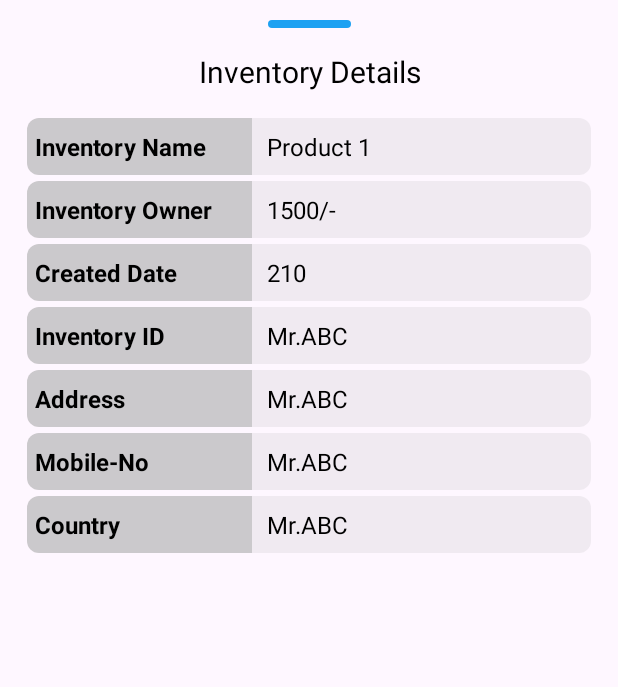
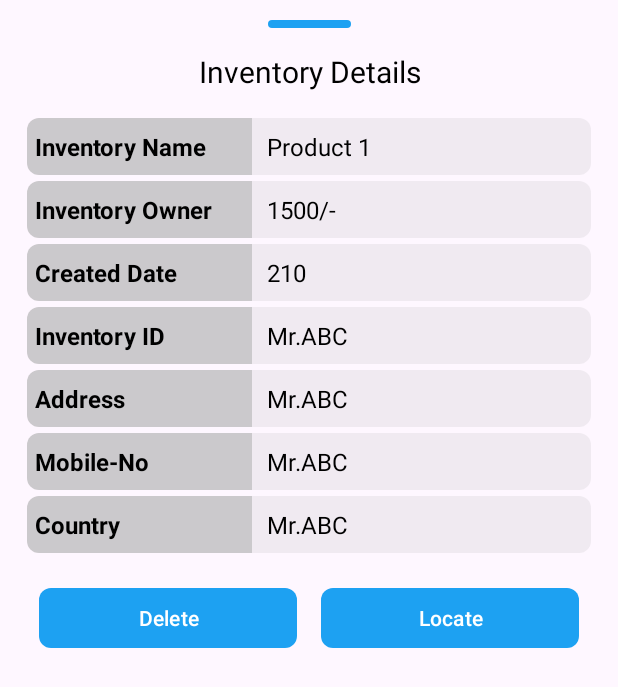
Before and after one commit to Vanshpanchal/IMS, an Android app built with Jetpack Compose: the layout preview_dialog_2.xml on its own in the app's theme, with its tools: preview values and no code run, on a phone screen of 412 x 824 dp. Shown: the top 687 px of the screen. Run offline under Robolectric (Android 15) with nearby library versions, the phone set to English and light mode, and no system bars; network calls fail.

Commit message:
Map Fragment and delete inventory Functionality Implemented

```diff
--- a/app/src/main/res/layout/preview_dialog_2.xml
+++ b/app/src/main/res/layout/preview_dialog_2.xml
@@ -16,7 +16,6 @@
         app:layout_constraintEnd_toEndOf="parent"
         app:layout_constraintStart_toStartOf="parent"
         app:layout_constraintTop_toTopOf="parent" />
-
 
 
     <TextView
@@ -50,13 +49,13 @@
             android:layout_width="0dp"
             android:layout_height="wrap_content"
             android:layout_weight="0.8"
+            android:background="@drawable/bg_5"
             android:padding="8sp"
             android:paddingStart="5dp"
-            android:textStyle="bold"
-            android:background="@drawable/bg_5"
             android:text="@string/inventory_name"
             android:textColor="@color/black"
-            android:textSize="16sp" />
+            android:textSize="16sp"
+            android:textStyle="bold" />
 
         <TextView
             android:id="@+id/inv_name"
@@ -87,14 +86,14 @@
         <TextView
             android:layout_width="0dp"
             android:layout_height="wrap_content"
+            android:layout_weight="0.8"
             android:background="@drawable/bg_5"
+            android:padding="8sp"
+            android:paddingStart="5dp"
             android:text="Inventory Owner"
             android:textColor="@color/black"
-            android:layout_weight="0.8"
-            android:textStyle="bold"
-            android:padding="8sp"
-            android:paddingStart="5dp"
-            android:textSize="16sp" />
+            android:textSize="16sp"
+            android:textStyle="bold" />
 
         <TextView
             android:id="@+id/inv_owner"
@@ -125,14 +124,14 @@
         <TextView
             android:layout_width="0dp"
             android:layout_height="wrap_content"
+            android:layout_weight="0.8"
             android:background="@drawable/bg_5"
-            android:text="Created Date"
-            android:textStyle="bold"
-            android:layout_weight="0.8"
             android:padding="8sp"
             android:paddingStart="5dp"
+            android:text="Created Date"
             android:textColor="@color/black"
-            android:textSize="16sp" />
+            android:textSize="16sp"
+            android:textStyle="bold" />
 
         <TextView
             android:id="@+id/created_date"
@@ -163,14 +162,14 @@
         <TextView
             android:layout_width="0dp"
             android:layout_height="wrap_content"
+            android:layout_weight="0.8"
             android:background="@drawable/bg_5"
+            android:padding="8sp"
+            android:paddingStart="5dp"
             android:text="Inventory ID"
             android:textColor="@color/black"
-            android:textStyle="bold"
-            android:layout_weight="0.8"
-            android:padding="8sp"
-            android:paddingStart="5dp"
-            android:textSize="16sp" />
+            android:textSize="16sp"
+            android:textStyle="bold" />
 
         <TextView
             android:id="@+id/inv_id"
@@ -184,6 +183,7 @@
             android:textColor="@color/black"
             android:textSize="16sp" />
     </LinearLayout>
+
     <LinearLayout
         android:id="@+id/linearLayout6"
         android:layout_width="match_parent"
@@ -200,14 +200,14 @@
         <TextView
             android:layout_width="0dp"
             android:layout_height="wrap_content"
+            android:layout_weight="0.8"
             android:background="@drawable/bg_5"
-            android:textStyle="bold"
+            android:padding="8sp"
+            android:paddingStart="5dp"
             android:text="Address"
             android:textColor="@color/black"
-            android:layout_weight="0.8"
-            android:padding="8sp"
-            android:paddingStart="5dp"
-            android:textSize="16sp" />
+            android:textSize="16sp"
+            android:textStyle="bold" />
 
         <TextView
             android:id="@+id/inv_address"
@@ -221,7 +221,6 @@
             android:textColor="@color/black"
             android:textSize="16sp" />
     </LinearLayout>
-
 
 
     <LinearLayout
@@ -238,16 +237,16 @@
         app:layout_constraintTop_toBottomOf="@+id/linearLayout6">
 
         <TextView
-            android:textStyle="bold"
             android:layout_width="0dp"
             android:layout_height="wrap_content"
+            android:layout_weight="0.8"
             android:background="@drawable/bg_5"
+            android:padding="8sp"
+            android:paddingStart="5dp"
             android:text="Mobile-No"
             android:textColor="@color/black"
-            android:layout_weight="0.8"
-            android:padding="8sp"
-            android:paddingStart="5dp"
-            android:textSize="16sp" />
+            android:textSize="16sp"
+            android:textStyle="bold" />
 
         <TextView
             android:id="@+id/inv_mobile"
@@ -261,6 +260,7 @@
             android:textColor="@color/black"
             android:textSize="16sp" />
     </LinearLayout>
+
     <LinearLayout
         android:id="@+id/linearLayout9"
         android:layout_width="match_parent"
@@ -277,15 +277,15 @@
         <TextView
             android:layout_width="0dp"
             android:layout_height="wrap_content"
+            android:layout_weight="0.8"
             android:background="@drawable/bg_5"
+            android:padding="8sp"
+
+            android:paddingStart="5dp"
             android:text="Country"
             android:textColor="@color/black"
-
-            android:textStyle="bold"
-            android:layout_weight="0.8"
-            android:padding="8sp"
-            android:paddingStart="5dp"
-            android:textSize="16sp" />
+            android:textSize="16sp"
+            android:textStyle="bold" />
 
         <TextView
             android:id="@+id/inv_country"
@@ -300,4 +300,41 @@
             android:textSize="16sp" />
     </LinearLayout>
 
+    <LinearLayout
+        android:id="@+id/linearLayout15"
+        android:layout_width="match_parent"
+        android:layout_height="wrap_content"
+        android:layout_marginHorizontal="8sp"
+        android:orientation="horizontal"
+        android:padding="2dp"
+        android:layout_marginTop="15dp"
+        android:weightSum="2"
+        app:layout_constraintTop_toBottomOf="@+id/linearLayout9"
+        tools:layout_editor_absoluteX="8dp">
+
+        <com.google.android.material.button.MaterialButton
+            android:id="@+id/delete"
+            android:layout_width="0dp"
+            android:layout_height="wrap_content"
+            android:text="Delete"
+            android:layout_weight="1"
+            android:textColor="@color/white"
+            app:cornerRadius="8dp"
+            android:layout_marginHorizontal="8sp"
+            app:layout_constraintStart_toStartOf="@+id/linearLayout6"
+            tools:layout_editor_absoluteY="365dp" />
+
+
+        <com.google.android.material.button.MaterialButton
+            android:id="@+id/locate"
+            android:layout_width="0dp"
+            android:layout_height="wrap_content"
+            android:text="Locate"
+            android:layout_weight="1"
+            android:layout_marginHorizontal="8sp"
+            android:textColor="@color/white"
+            app:cornerRadius="8dp"
+            app:layout_constraintStart_toStartOf="@+id/linearLayout6"
+            tools:layout_editor_absoluteY="365dp" />
+    </LinearLayout>
 </androidx.constraintlayout.widget.ConstraintLayout>
```
Also changed, not shown: app/src/main/java/com/example/ims/MapsFragment.kt (+39 -10 lines), app/src/main/java/com/example/ims/inventory.kt (+48 -5 lines), app/src/main/res/drawable/delete_forever_24px.xml (added, +10 -0 lines).
